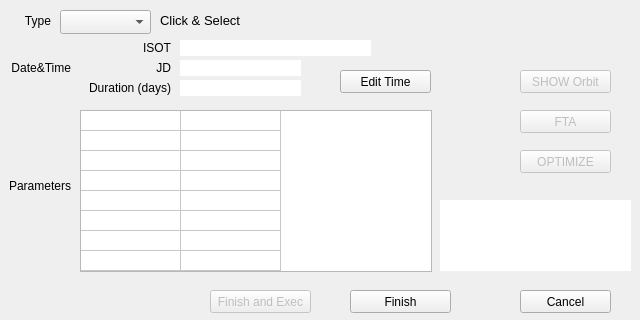
The window that source/ui/editmandialog.ui (whiskie14142/SolarSystemVoyager) describes before a commit, drawn with Qt 5.
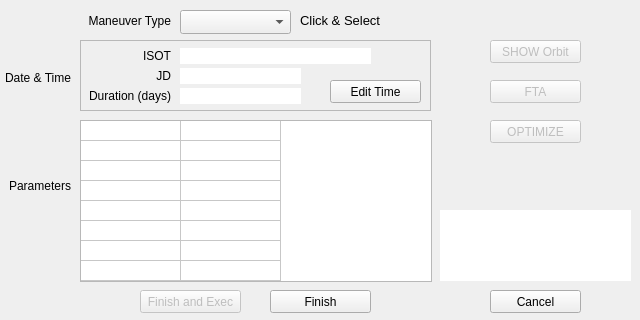
The same window after the commit.

```diff
--- a/source/ui/editmandialog.ui
+++ b/source/ui/editmandialog.ui
@@ -34,25 +34,25 @@
   <widget class="QLabel" name="label">
    <property name="geometry">
     <rect>
-     <x>0</x>
-     <y>10</y>
-     <width>51</width>
-     <height>21</height>
-    </rect>
-   </property>
-   <property name="text">
-    <string>Type</string>
-   </property>
-   <property name="alignment">
-    <set>Qt::AlignRight|Qt::AlignTrailing|Qt::AlignVCenter</set>
-   </property>
-  </widget>
-  <widget class="QComboBox" name="mantype">
-   <property name="geometry">
-    <rect>
      <x>60</x>
      <y>10</y>
-     <width>91</width>
+     <width>111</width>
+     <height>21</height>
+    </rect>
+   </property>
+   <property name="text">
+    <string>Maneuver Type</string>
+   </property>
+   <property name="alignment">
+    <set>Qt::AlignRight|Qt::AlignTrailing|Qt::AlignVCenter</set>
+   </property>
+  </widget>
+  <widget class="QComboBox" name="mantype">
+   <property name="geometry">
+    <rect>
+     <x>180</x>
+     <y>10</y>
+     <width>111</width>
      <height>24</height>
     </rect>
    </property>
@@ -77,99 +77,13 @@
    <property name="geometry">
     <rect>
      <x>0</x>
-     <y>60</y>
+     <y>70</y>
      <width>71</width>
      <height>16</height>
     </rect>
    </property>
    <property name="text">
-    <string>Date&amp;Time</string>
-   </property>
-   <property name="alignment">
-    <set>Qt::AlignRight|Qt::AlignTrailing|Qt::AlignVCenter</set>
-   </property>
-  </widget>
-  <widget class="QLineEdit" name="isotedit">
-   <property name="geometry">
-    <rect>
-     <x>180</x>
-     <y>40</y>
-     <width>191</width>
-     <height>16</height>
-    </rect>
-   </property>
-   <property name="font">
-    <font>
-     <family>Lucida Console</family>
-    </font>
-   </property>
-   <property name="focusPolicy">
-    <enum>Qt::NoFocus</enum>
-   </property>
-   <property name="toolTip">
-    <string/>
-   </property>
-   <property name="frame">
-    <bool>false</bool>
-   </property>
-   <property name="readOnly">
-    <bool>true</bool>
-   </property>
-  </widget>
-  <widget class="QLabel" name="label_3">
-   <property name="geometry">
-    <rect>
-     <x>90</x>
-     <y>40</y>
-     <width>81</width>
-     <height>16</height>
-    </rect>
-   </property>
-   <property name="text">
-    <string>ISOT</string>
-   </property>
-   <property name="alignment">
-    <set>Qt::AlignRight|Qt::AlignTrailing|Qt::AlignVCenter</set>
-   </property>
-  </widget>
-  <widget class="QLineEdit" name="jdedit">
-   <property name="geometry">
-    <rect>
-     <x>180</x>
-     <y>60</y>
-     <width>121</width>
-     <height>16</height>
-    </rect>
-   </property>
-   <property name="font">
-    <font>
-     <family>Lucida Console</family>
-    </font>
-   </property>
-   <property name="focusPolicy">
-    <enum>Qt::NoFocus</enum>
-   </property>
-   <property name="toolTip">
-    <string/>
-   </property>
-   <property name="frame">
-    <bool>false</bool>
-   </property>
-   <property name="readOnly">
-    <bool>true</bool>
-   </property>
-  </widget>
-  <widget class="QLabel" name="label_4">
-   <property name="geometry">
-    <rect>
-     <x>90</x>
-     <y>60</y>
-     <width>81</width>
-     <height>16</height>
-    </rect>
-   </property>
-   <property name="text">
-    <string>JD</string>
+    <string>Date &amp; Time</string>
    </property>
    <property name="alignment">
     <set>Qt::AlignRight|Qt::AlignTrailing|Qt::AlignVCenter</set>
@@ -195,7 +109,7 @@
    <property name="geometry">
     <rect>
      <x>80</x>
-     <y>110</y>
+     <y>120</y>
      <width>352</width>
      <height>162</height>
     </rect>
@@ -241,7 +155,7 @@
   <widget class="QPushButton" name="finishbutton">
    <property name="geometry">
     <rect>
-     <x>350</x>
+     <x>270</x>
      <y>290</y>
      <width>101</width>
      <height>23</height>
@@ -260,7 +174,7 @@
   <widget class="QPushButton" name="cancelbutton">
    <property name="geometry">
     <rect>
-     <x>520</x>
+     <x>490</x>
      <y>290</y>
      <width>91</width>
      <height>23</height>
@@ -282,8 +196,8 @@
    </property>
    <property name="geometry">
     <rect>
-     <x>520</x>
-     <y>70</y>
+     <x>490</x>
+     <y>40</y>
      <width>91</width>
      <height>23</height>
     </rect>
@@ -304,8 +218,8 @@
    </property>
    <property name="geometry">
     <rect>
-     <x>520</x>
-     <y>110</y>
+     <x>490</x>
+     <y>80</y>
      <width>91</width>
      <height>23</height>
     </rect>
@@ -326,7 +240,7 @@
    </property>
    <property name="geometry">
     <rect>
-     <x>210</x>
+     <x>140</x>
      <y>290</y>
      <width>101</width>
      <height>23</height>
@@ -342,88 +256,14 @@
     <bool>false</bool>
    </property>
   </widget>
-  <widget class="QLineEdit" name="duration">
-   <property name="enabled">
-    <bool>true</bool>
-   </property>
-   <property name="geometry">
-    <rect>
-     <x>180</x>
-     <y>80</y>
-     <width>121</width>
-     <height>16</height>
-    </rect>
-   </property>
-   <property name="font">
-    <font>
-     <family>Lucida Console</family>
-    </font>
-   </property>
-   <property name="focusPolicy">
-    <enum>Qt::NoFocus</enum>
-   </property>
-   <property name="toolTip">
-    <string/>
-   </property>
-   <property name="frame">
-    <bool>false</bool>
-   </property>
-   <property name="readOnly">
-    <bool>true</bool>
-   </property>
-  </widget>
-  <widget class="QPushButton" name="EditDateTime">
-   <property name="enabled">
-    <bool>true</bool>
-   </property>
-   <property name="geometry">
-    <rect>
-     <x>340</x>
-     <y>70</y>
-     <width>91</width>
-     <height>23</height>
-    </rect>
-   </property>
-   <property name="toolTip">
-    <string>Edit Date &amp; Time</string>
-   </property>
-   <property name="text">
-    <string>Edit Time</string>
-   </property>
-   <property name="autoDefault">
-    <bool>false</bool>
-   </property>
-  </widget>
-  <widget class="QLabel" name="label_duration">
-   <property name="enabled">
-    <bool>true</bool>
-   </property>
-   <property name="geometry">
-    <rect>
-     <x>90</x>
-     <y>80</y>
-     <width>81</width>
-     <height>16</height>
-    </rect>
-   </property>
-   <property name="text">
-    <string>Duration (days)</string>
-   </property>
-   <property name="textFormat">
-    <enum>Qt::PlainText</enum>
-   </property>
-   <property name="alignment">
-    <set>Qt::AlignRight|Qt::AlignTrailing|Qt::AlignVCenter</set>
-   </property>
-  </widget>
   <widget class="QPushButton" name="optimize">
    <property name="enabled">
     <bool>false</bool>
    </property>
    <property name="geometry">
     <rect>
-     <x>520</x>
-     <y>150</y>
+     <x>490</x>
+     <y>120</y>
      <width>91</width>
      <height>23</height>
     </rect>
@@ -441,7 +281,7 @@
   <widget class="QLabel" name="label_Click">
    <property name="geometry">
     <rect>
-     <x>160</x>
+     <x>300</x>
      <y>10</y>
      <width>111</width>
      <height>21</height>
@@ -461,7 +301,7 @@
    <property name="geometry">
     <rect>
      <x>440</x>
-     <y>200</y>
+     <y>210</y>
      <width>191</width>
      <height>71</height>
     </rect>
@@ -490,6 +330,185 @@
     <bool>true</bool>
    </property>
   </widget>
+  <widget class="QFrame" name="frameDT">
+   <property name="geometry">
+    <rect>
+     <x>80</x>
+     <y>40</y>
+     <width>351</width>
+     <height>71</height>
+    </rect>
+   </property>
+   <property name="frameShape">
+    <enum>QFrame::StyledPanel</enum>
+   </property>
+   <property name="frameShadow">
+    <enum>QFrame::Plain</enum>
+   </property>
+   <property name="lineWidth">
+    <number>1</number>
+   </property>
+   <widget class="QPushButton" name="EditDateTime">
+    <property name="enabled">
+     <bool>true</bool>
+    </property>
+    <property name="geometry">
+     <rect>
+      <x>250</x>
+      <y>40</y>
+      <width>91</width>
+      <height>23</height>
+     </rect>
+    </property>
+    <property name="toolTip">
+     <string>Edit Date &amp; Time</string>
+    </property>
+    <property name="text">
+     <string>Edit Time</string>
+    </property>
+    <property name="autoDefault">
+     <bool>false</bool>
+    </property>
+   </widget>
+   <widget class="QLabel" name="label_4">
+    <property name="geometry">
+     <rect>
+      <x>10</x>
+      <y>28</y>
+      <width>81</width>
+      <height>16</height>
+     </rect>
+    </property>
+    <property name="text">
+     <string>JD</string>
+    </property>
+    <property name="alignment">
+     <set>Qt::AlignRight|Qt::AlignTrailing|Qt::AlignVCenter</set>
+    </property>
+   </widget>
+   <widget class="QLineEdit" name="duration">
+    <property name="enabled">
+     <bool>true</bool>
+    </property>
+    <property name="geometry">
+     <rect>
+      <x>100</x>
+      <y>48</y>
+      <width>121</width>
+      <height>16</height>
+     </rect>
+    </property>
+    <property name="font">
+     <font>
+      <family>Lucida Console</family>
+     </font>
+    </property>
+    <property name="focusPolicy">
+     <enum>Qt::NoFocus</enum>
+    </property>
+    <property name="toolTip">
+     <string/>
+    </property>
+    <property name="frame">
+     <bool>false</bool>
+    </property>
+    <property name="readOnly">
+     <bool>true</bool>
+    </property>
+   </widget>
+   <widget class="QLabel" name="label_duration">
+    <property name="enabled">
+     <bool>true</bool>
+    </property>
+    <property name="geometry">
+     <rect>
+      <x>10</x>
+      <y>48</y>
+      <width>81</width>
+      <height>16</height>
+     </rect>
+    </property>
+    <property name="text">
+     <string>Duration (days)</string>
+    </property>
+    <property name="textFormat">
+     <enum>Qt::PlainText</enum>
+    </property>
+    <property name="alignment">
+     <set>Qt::AlignRight|Qt::AlignTrailing|Qt::AlignVCenter</set>
+    </property>
+   </widget>
+   <widget class="QLineEdit" name="isotedit">
+    <property name="geometry">
+     <rect>
+      <x>100</x>
+      <y>8</y>
+      <width>191</width>
+      <height>16</height>
+     </rect>
+    </property>
+    <property name="font">
+     <font>
+      <family>Lucida Console</family>
+     </font>
+    </property>
+    <property name="focusPolicy">
+     <enum>Qt::NoFocus</enum>
+    </property>
+    <property name="toolTip">
+     <string/>
+    </property>
+    <property name="frame">
+     <bool>false</bool>
+    </property>
+    <property name="readOnly">
+     <bool>true</bool>
+    </property>
+   </widget>
+   <widget class="QLineEdit" name="jdedit">
+    <property name="geometry">
+     <rect>
+      <x>100</x>
+      <y>28</y>
+      <width>121</width>
+      <height>16</height>
+     </rect>
+    </property>
+    <property name="font">
+     <font>
+      <family>Lucida Console</family>
+     </font>
+    </property>
+    <property name="focusPolicy">
+     <enum>Qt::NoFocus</enum>
+    </property>
+    <property name="toolTip">
+     <string/>
+    </property>
+    <property name="frame">
+     <bool>false</bool>
+    </property>
+    <property name="readOnly">
+     <bool>true</bool>
+    </property>
+   </widget>
+   <widget class="QLabel" name="label_3">
+    <property name="geometry">
+     <rect>
+      <x>10</x>
+      <y>8</y>
+      <width>81</width>
+      <height>16</height>
+     </rect>
+    </property>
+    <property name="text">
+     <string>ISOT</string>
+    </property>
+    <property name="alignment">
+     <set>Qt::AlignRight|Qt::AlignTrailing|Qt::AlignVCenter</set>
+    </property>
+   </widget>
+  </widget>
  </widget>
  <tabstops>
   <tabstop>mantype</tabstop>
```
